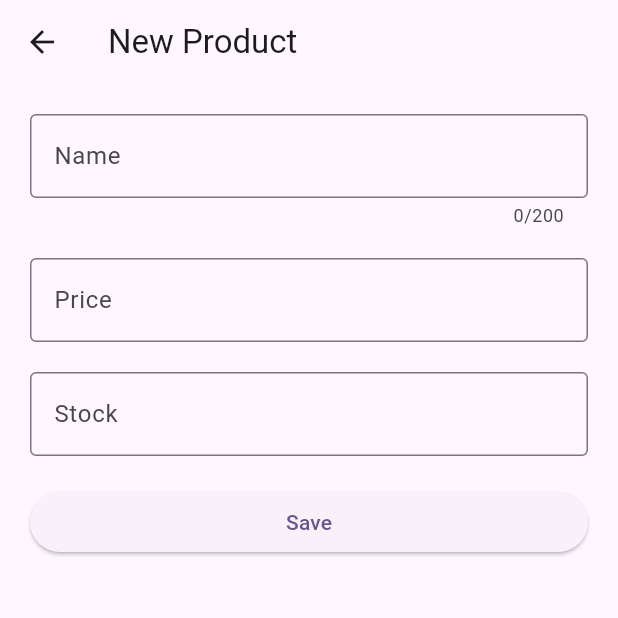
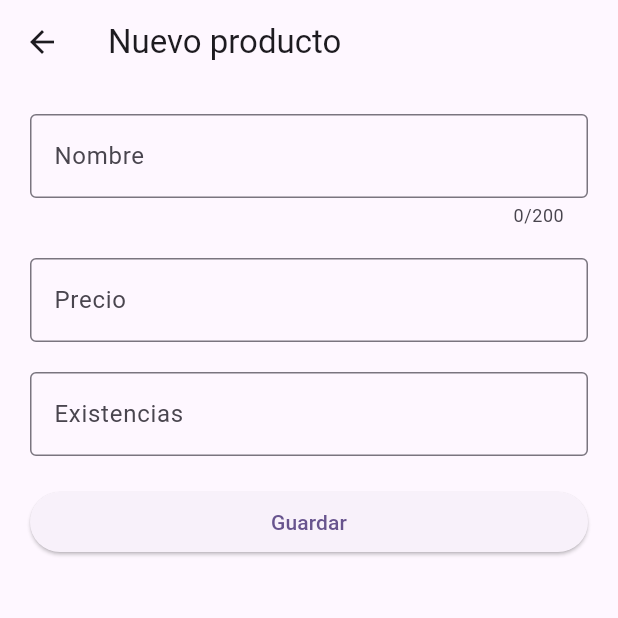
Before and after one commit to AHJimmy06/AplicacionesDistribuidas, a Flutter app: the screen it shows after launch, after a tap on the "add" icon, on a phone screen of 412 x 824 dp, the top half of it. Run offline on Flutter 3.47's test engine with Material 3 defaults, Android fonts, the phone set to English and light mode, and no system bars; network calls fail.

Commit message:
fix: handle stale product conflicts in Spanish

```diff
--- a/app_001_ad/lib/main.dart
+++ b/app_001_ad/lib/main.dart
@@ -12,7 +12,7 @@ class MyApp extends StatelessWidget {
   @override
   Widget build(BuildContext context) {
     return MaterialApp(
-      title: 'Flutter Demo',
+      title: 'Productos JA',
       theme: ThemeData(
         // This is the theme of your application.
         //
@@ -105,7 +105,7 @@ class _MyHomePageState extends State<MyHomePage> {
           // wireframe for each widget.
           mainAxisAlignment: .center,
           children: [
-            const Text('You have pushed the button this many times:'),
+            const Text('Ha presionado el botón esta cantidad de veces:'),
             Text(
               '$_counter',
               style: Theme.of(context).textTheme.headlineMedium,
@@ -115,7 +115,7 @@ class _MyHomePageState extends State<MyHomePage> {
       ),
       floatingActionButton: FloatingActionButton(
         onPressed: _incrementCounter,
-        tooltip: 'Increment',
+        tooltip: 'Incrementar',
         child: const Icon(Icons.add),
       ),
     );
--- a/app_001_ad/lib/pages/products_form_pages.dart
+++ b/app_001_ad/lib/pages/products_form_pages.dart
@@ -65,12 +65,32 @@ class _ProductFormPageState extends State<ProductFormPage> {
       Navigator.pop(
         context,
         widget.product != null
-            ? 'Product updated successfully.'
-            : 'Product created successfully.',
+            ? 'Producto actualizado correctamente.'
+            : 'Producto creado correctamente.',
       );
     } catch (error) {
       if (!mounted) return;
       setState(() => isSaving = false);
+
+      if (error is ProductsServiceException && error.isStaleData) {
+        await showDialog<void>(
+          context: context,
+          builder: (dialogContext) => AlertDialog(
+            title: const Text('Producto desactualizado'),
+            content: Text(error.message),
+            actions: [
+              FilledButton(
+                onPressed: () => Navigator.pop(dialogContext),
+                child: const Text('Aceptar'),
+              ),
+            ],
+          ),
+        );
+        if (!mounted) return;
+        Navigator.pop(context);
+        return;
+      }
+
       ScaffoldMessenger.of(context).showSnackBar(
         SnackBar(content: Text(error.toString()), backgroundColor: Colors.red),
       );
@@ -123,7 +143,9 @@ class _ProductFormPageState extends State<ProductFormPage> {
   Widget build(BuildContext context) {
     return Scaffold(
       appBar: AppBar(
-        title: Text(widget.product != null ? 'Edit Product' : 'New Product'),
+        title: Text(
+          widget.product != null ? 'Editar producto' : 'Nuevo producto',
+        ),
       ),
       body: Padding(
         padding: const EdgeInsets.all(20),
@@ -143,7 +165,7 @@ class _ProductFormPageState extends State<ProductFormPage> {
                 textCapitalization: TextCapitalization.sentences,
                 maxLength: 200,
                 decoration: const InputDecoration(
-                  labelText: 'Name',
+                  labelText: 'Nombre',
                   border: OutlineInputBorder(),
                 ),
               ),
@@ -163,7 +185,7 @@ class _ProductFormPageState extends State<ProductFormPage> {
                   decimal: true,
                 ),
                 decoration: const InputDecoration(
-                  labelText: 'Price',
+                  labelText: 'Precio',
                   border: OutlineInputBorder(),
                 ),
               ),
@@ -174,7 +196,7 @@ class _ProductFormPageState extends State<ProductFormPage> {
                 inputFormatters: [FilteringTextInputFormatter.digitsOnly],
                 keyboardType: TextInputType.number,
                 decoration: const InputDecoration(
-                  labelText: 'Stock',
+                  labelText: 'Existencias',
                   border: OutlineInputBorder(),
                 ),
               ),
@@ -187,7 +209,7 @@ class _ProductFormPageState extends State<ProductFormPage> {
                         height: 20,
                         child: CircularProgressIndicator(strokeWidth: 2),
                       )
-                    : Text(widget.product != null ? 'Update' : 'Save'),
+                    : Text(widget.product != null ? 'Actualizar' : 'Guardar'),
               ),
             ],
           ),
--- a/app_001_ad/lib/pages/products_page.dart
+++ b/app_001_ad/lib/pages/products_page.dart
@@ -43,27 +43,27 @@ class _ProductsPageState extends State<ProductsPage> {
       ),
     );
 
-    if (!mounted || message == null) return;
+    if (!mounted) return;
     refreshProducts();
-    showMessage(message);
+    if (message != null) showMessage(message);
   }
 
   Future<void> confirmDelete(Products product) async {
     final confirmed = await showDialog<bool>(
       context: context,
       builder: (context) => AlertDialog(
-        title: const Text('Delete product?'),
+        title: const Text('¿Eliminar producto?'),
         content: Text(
-          'Are you sure you want to delete "${product.name}"? This action cannot be undone.',
+          '¿Está seguro de que desea eliminar "${product.name}"? Esta acción no se puede deshacer.',
         ),
         actions: [
           TextButton(
             onPressed: () => Navigator.pop(context, false),
-            child: const Text('Cancel'),
+            child: const Text('Cancelar'),
           ),
           FilledButton(
             onPressed: () => Navigator.pop(context, true),
-            child: const Text('Delete'),
+            child: const Text('Eliminar'),
           ),
         ],
       ),
@@ -75,9 +75,29 @@ class _ProductsPageState extends State<ProductsPage> {
       await productsService.deleteProduct(product.id);
       if (!mounted) return;
       refreshProducts();
-      showMessage('Product deleted successfully.');
+      showMessage('Producto eliminado correctamente.');
     } catch (error) {
       if (!mounted) return;
+
+      if (error is ProductsServiceException && error.isStaleData) {
+        await showDialog<void>(
+          context: context,
+          builder: (dialogContext) => AlertDialog(
+            title: const Text('Producto desactualizado'),
+            content: Text(error.message),
+            actions: [
+              FilledButton(
+                onPressed: () => Navigator.pop(dialogContext),
+                child: const Text('Aceptar'),
+              ),
+            ],
+          ),
+        );
+        if (!mounted) return;
+        refreshProducts();
+        return;
+      }
+
       showMessage(error.toString(), isError: true);
     }
   }
@@ -85,7 +105,7 @@ class _ProductsPageState extends State<ProductsPage> {
   @override
   Widget build(BuildContext context) {
     return Scaffold(
-      appBar: AppBar(title: const Text('Products JA')),
+      appBar: AppBar(title: const Text('Productos JA')),
       floatingActionButton: FloatingActionButton(
         onPressed: openProductForm,
         child: const Icon(Icons.add),
@@ -110,7 +130,7 @@ class _ProductsPageState extends State<ProductsPage> {
                     const SizedBox(height: 12),
                     FilledButton(
                       onPressed: refreshProducts,
-                      child: const Text('Retry'),
+                      child: const Text('Reintentar'),
                     ),
                   ],
                 ),
@@ -120,7 +140,7 @@ class _ProductsPageState extends State<ProductsPage> {
 
           final products = snapshot.data ?? [];
           if (products.isEmpty) {
-            return const Center(child: Text('No products found.'));
+            return const Center(child: Text('No se encontraron productos.'));
           }
 
           return RefreshIndicator(
@@ -137,19 +157,19 @@ class _ProductsPageState extends State<ProductsPage> {
                   child: ListTile(
                     title: Text(product.name),
                     subtitle: Text(
-                      'Price: \$${product.price.toStringAsFixed(2)}\n'
-                      'Stock: ${product.stock}',
+                      'Precio: \$${product.price.toStringAsFixed(2)}\n'
+                      'Existencias: ${product.stock}',
                     ),
                     trailing: Row(
                       mainAxisSize: MainAxisSize.min,
                       children: [
                         IconButton(
-                          tooltip: 'Edit',
+                          tooltip: 'Editar',
                           icon: const Icon(Icons.edit),
                           onPressed: () => openProductForm(product: product),
                         ),
                         IconButton(
-                          tooltip: 'Delete',
+                          tooltip: 'Eliminar',
                           icon: const Icon(Icons.delete),
                           onPressed: () => confirmDelete(product),
                         ),
--- a/app_001_ad/lib/services/products_service.dart
+++ b/app_001_ad/lib/services/products_service.dart
@@ -32,7 +32,8 @@ class ProductsService {
     }
 
     throw ProductsServiceException(
-      _errorMessage(response, 'Could not load products.'),
+      _errorMessage(response, 'No se pudieron cargar los productos.'),
+      statusCode: response.statusCode,
     );
   }
 
@@ -47,7 +48,8 @@ class ProductsService {
 
     if (response.statusCode != 201 && response.statusCode != 200) {
       throw ProductsServiceException(
-        _errorMessage(response, 'Could not create the product.'),
+        _errorMessage(response, 'No se pudo crear el producto.'),
+        statusCode: response.statusCode,
       );
     }
   }
@@ -63,7 +65,8 @@ class ProductsService {
 
     if (response.statusCode != 204 && response.statusCode != 200) {
       throw ProductsServiceException(
-        _errorMessage(response, 'Could not update the product.'),
+        _errorMessage(response, 'No se pudo actualizar el producto.'),
+        statusCode: response.statusCode,
       );
     }
   }
@@ -73,7 +76,8 @@ class ProductsService {
 
     if (response.statusCode != 204 && response.statusCode != 200) {
       throw ProductsServiceException(
-        _errorMessage(response, 'Could not delete the product.'),
+        _errorMessage(response, 'No se pudo eliminar el producto.'),
+        statusCode: response.statusCode,
       );
     }
   }
@@ -82,10 +86,13 @@ class ProductsService {
     try {
       return await request.timeout(const Duration(seconds: 10));
     } on TimeoutException {
-      throw const ProductsServiceException('The API did not respond in time.');
+      throw const ProductsServiceException(
+        'La API no respondió dentro del tiempo esperado.',
+      );
     } on http.ClientException {
       throw const ProductsServiceException(
-        'Could not connect to the API. Check the server address and network.',
+        'No se pudo conectar con la API. Verifique la dirección del servidor '
+        'y la red.',
       );
     }
   }
@@ -94,7 +101,7 @@ class ProductsService {
     try {
       final body = jsonDecode(response.body);
       if (body is Map<String, dynamic>) {
-        final message = body['message'] ?? body['detail'] ?? body['title'];
+        final message = body['message'];
         if (message is String && message.isNotEmpty) return message;
 
         final errors = body['errors'];
@@ -106,6 +113,9 @@ class ProductsService {
               .toList();
           if (messages.isNotEmpty) return messages.join('\n');
         }
+
+        final detail = body['detail'] ?? body['title'];
+        if (detail is String && detail.isNotEmpty) return detail;
       }
     } on FormatException {
       // Some server errors do not return JSON.
@@ -117,8 +127,11 @@ class ProductsService {
 
 class ProductsServiceException implements Exception {
   final String message;
+  final int? statusCode;
 
-  const ProductsServiceException(this.message);
+  const ProductsServiceException(this.message, {this.statusCode});
+
+  bool get isStaleData => statusCode == 404 || statusCode == 409;
 
   @override
   String toString() => message;
```
Also changed, not shown: 1 other file.
